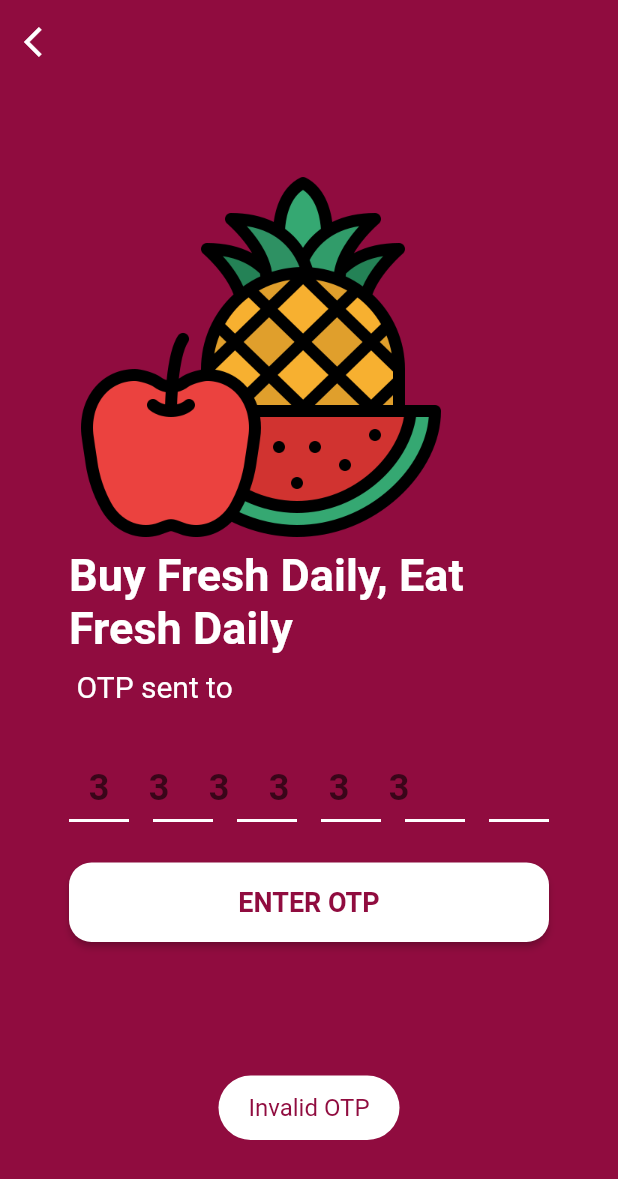
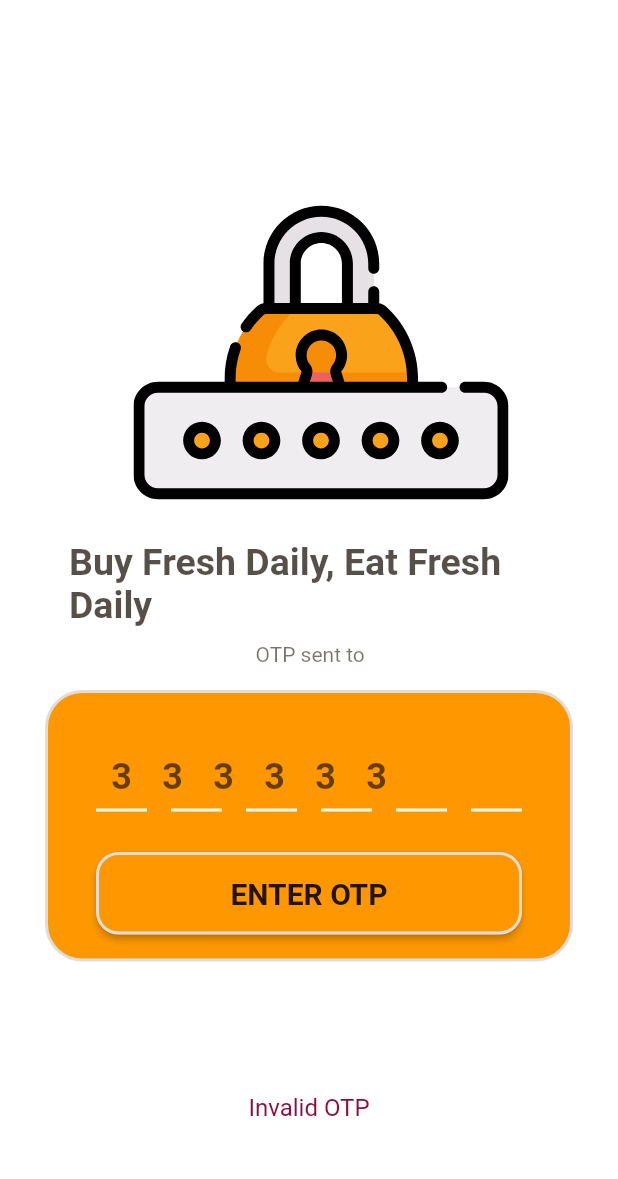
Before and after one commit to axactstudios/jwm-ecommerce, a Flutter app: the OTPScreen screen opened directly with empty values, after a tap on "ENTER OTP", on a phone screen of 412 x 824 dp. Shown: the top 1179 px of the screen. Run offline on Flutter 3.47's test engine with Material 2 defaults, Android fonts, the light colour scheme and no system bars; our stand-ins replace firebase_auth, firebase_database, flutter_spinkit, flutter_svg, fluttertoast, font_awesome_flutter and 3 more; missing offline and left inert: flutter_email_sender, flutter_open_whatsapp, razorpay_flutter; accounts and stored records are empty; network calls fail; Roboto replaces fonts that are missing (Cabin, sf_pro); statements that could not run were skipped; project files that could hold a hidden picture were left out.

Commit message:
otp screen done

```diff
--- a/lib/LoginPages/OTPScreen.dart
+++ b/lib/LoginPages/OTPScreen.dart
@@ -1,6 +1,8 @@
 import 'package:firebase_auth/firebase_auth.dart';
 import 'package:flutter/material.dart';
+import 'package:flutter_svg/flutter_svg.dart';
 import 'package:fluttertoast/fluttertoast.dart';
+import 'package:jwm2/Classes/Constants.dart';
 import 'package:jwm2/LoginPages/addressFrame.dart';
 import 'package:jwm2/OtherPages/SignedIn.dart';
 
@@ -41,9 +43,9 @@ class _OTPScreenState extends State<OTPScreen> {
   @override
   Widget build(BuildContext context) {
     return Scaffold(
-      backgroundColor: Color(0xFF900c3f),
+      backgroundColor: kWhiteColor,
       appBar: AppBar(
-          backgroundColor: Color(0xFF900c3f),
+          backgroundColor: kWhiteColor,
           elevation: 0.0,
           leading: IconButton(
             icon: Icon(
@@ -61,31 +63,27 @@ class _OTPScreenState extends State<OTPScreen> {
           children: <Widget>[
             Container(
               padding: EdgeInsets.only(left: 16.0, bottom: 16, top: 4),
-              color: Color(0xFF900c3f),
+              color: kWhiteColor,
               child: Column(
-                crossAxisAlignment: CrossAxisAlignment.start,
+                crossAxisAlignment: CrossAxisAlignment.center,
                 mainAxisSize: MainAxisSize.max,
                 children: <Widget>[
-                  Image.asset(
-                    'images/fruits.png',
-                    scale: 2,
+                  SvgPicture.asset(
+                    'images/loginjwm3.svg',
+                    height: 250,
                   ),
                   Text(
                     "Buy Fresh Daily, Eat Fresh Daily",
-                    style: TextStyle(
-                        fontSize: 30.0,
-                        fontWeight: FontWeight.bold,
-                        color: Colors.white,
-                        fontFamily: 'sf_pro'),
+                    style: Theme.of(context).textTheme.title.copyWith(
+                        color: kTextColor.withOpacity(0.75), fontSize: 25.0),
                   ),
                   Padding(
                     padding: const EdgeInsets.fromLTRB(5, 10, 16, 0),
                     child: Text(
                       "OTP sent to ${widget.mobileNumber}",
-                      style: TextStyle(
-                          fontSize: 20.0,
-                          fontFamily: 'sf_pro',
-                          color: Colors.white),
+                      style: Theme.of(context).textTheme.body1.copyWith(
+                            color: kTextColor.withOpacity(0.6),
+                          ),
                     ),
                   ),
                 ],
@@ -93,7 +91,12 @@ class _OTPScreenState extends State<OTPScreen> {
             ),
             Expanded(
               child: Container(
-                color: Color(0xFF900c3f),
+                decoration: BoxDecoration(
+                    color: kPrimaryColor,
+                    borderRadius: BorderRadius.circular(25.0),
+                    border: Border.all(color: kBorderColor, width: 2.0)),
+                child: Padding(
+                  padding: const EdgeInsets.all(16.0),
                   child: Column(
                     children: <Widget>[
                       Padding(
@@ -120,15 +123,18 @@ class _OTPScreenState extends State<OTPScreen> {
                           child: SizedBox(
                             width: MediaQuery.of(context).size.width * 0.8,
                             child: RaisedButton(
-                            color: Colors.white,
+                              color: kPrimaryColor,
                               shape: RoundedRectangleBorder(
-                                borderRadius: BorderRadius.circular(15.0)),
+                                borderRadius: BorderRadius.circular(15.0),
+                                side:
+                                    BorderSide(color: kBorderColor, width: 2.0),
+                              ),
                               child: Text(
                                 "ENTER OTP",
-                              style: TextStyle(
-                                  color: Color(0xFF900c3f),
-                                  fontSize: 18.0,
-                                  fontWeight: FontWeight.bold),
+                                style: Theme.of(context)
+                                    .textTheme
+                                    .button
+                                    .copyWith(fontSize: 20.0),
                               ),
                               onPressed: () {
                                 if (_pinEditingController.text.length == 6) {
@@ -143,6 +149,7 @@ class _OTPScreenState extends State<OTPScreen> {
                         ),
                       ),
                     ],
+                  ),
                 ),
               ),
             ),
```
Lines whose indentation alone changed are shown as unchanged.
